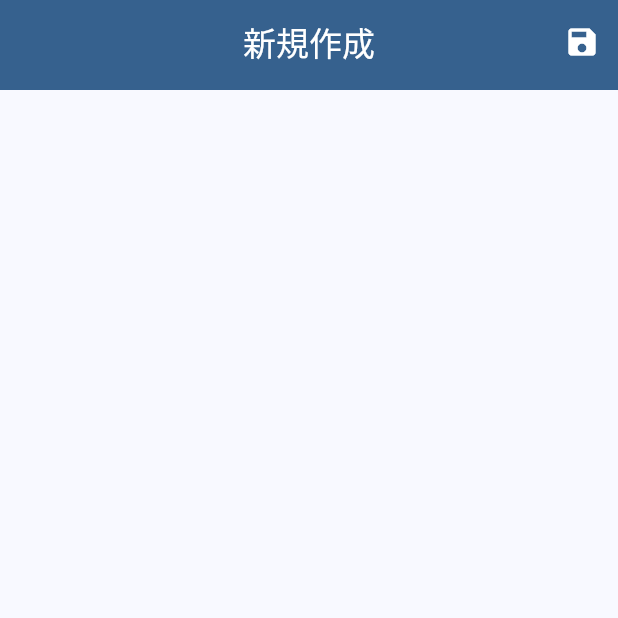
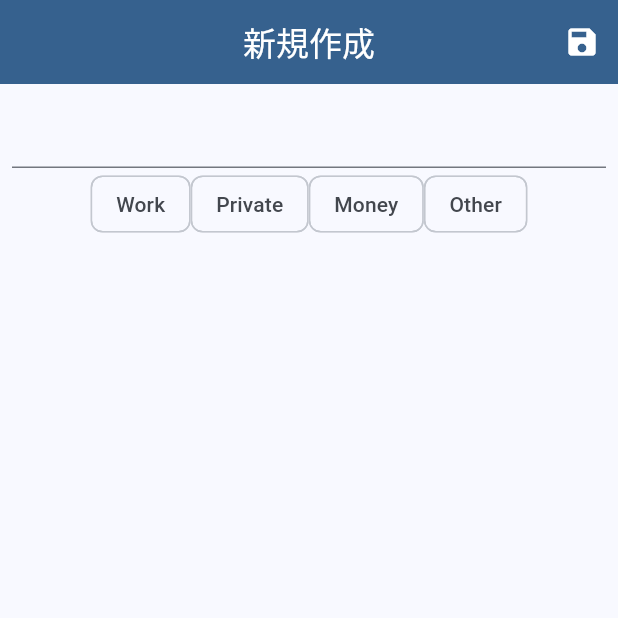
Before and after one commit to YamamotoShota2/memoapp, a Flutter app: the screen it shows after launch, after a tap on the "edit note" icon, on a phone screen of 412 x 824 dp, the top half of it. Run offline on Flutter 3.47's test engine with Material 3 defaults, Android fonts, the phone set to English and light mode, and no system bars; our stand-ins replace flutter_dotenv; network calls fail.

Commit message:
メモ新規作成機能実装

```diff
--- /dev/null
+++ b/lib/enum.dart
@@ -0,0 +1,21 @@
+enum Tags {
+  work,
+  private,
+  money,
+  other;
+
+  String getString() {
+    switch (this) {
+      case Tags.work:
+        return 'Work';
+      case Tags.private:
+        return 'Private';
+      case Tags.money:
+        return 'Money';
+      case Tags.other:
+        return 'Other';
+    }
+  }
+}
+
+List<Tags> tags = [Tags.work, Tags.private, Tags.money, Tags.other];
--- a/lib/screen/create_new_screen.dart
+++ b/lib/screen/create_new_screen.dart
@@ -1,16 +1,27 @@
 import 'dart:convert';
 import 'dart:io';
-
 import 'package:flutter/material.dart';
 import 'package:http/http.dart' as http;
 import 'package:flutter_dotenv/flutter_dotenv.dart';
 import 'package:memoapp/base/base_screen.dart';
+import 'package:memoapp/enum.dart';
 
-class CreateNewScreen extends StatelessWidget {
+class CreateNewScreen extends StatefulWidget {
   const CreateNewScreen({super.key});
+
+  @override
+  State<CreateNewScreen> createState() => _CreateNewScreen();
+}
+
+class _CreateNewScreen extends State<CreateNewScreen> {
+
+  final TextEditingController _titleController = TextEditingController();
+  final TextEditingController _contentController = TextEditingController();
+  int? value;
 
   Future<void> createNew() async{
     try {
+        Map<String, String>? select = value != null ? {"name": "${tags[value!].getString()}"} : null;
       final url = 'https://api.notion.com/v1/pages';
       final response = await http.post(
         Uri.parse(url),
@@ -26,50 +37,35 @@ class CreateNewScreen extends StatelessWidget {
             "タイトル": {
               "title": [
                 {
-                  "text": {"content": "タイトル"},
+                  "text": {"content": "${_titleController.text}"},
                 },
               ],
             },
             "内容": {
               "rich_text": [
                 {
-                  "text": {"content": "testtest"}
+                  "text": {"content": "${_contentController.text}"}
                 },
               ],
+            },
+            "タグ": {
+              "select": select
             },
           }
         })
       );
-
-      print('-------------');
-      print(response.body);
-    } catch (e) {
-      print('===============');
-      print(e);
-    }
+    } catch (e) {print(e);}
   }
 
   @override
   Widget build(BuildContext context) {
     return BaseScreen(
-      customAppBar: CreateNewAppBar(),
-      customAppBody: Center(
-      )
+      customAppBar: createNewAppBar(),
+      customAppBody: createNewScreen(),
     );
   }
-}
 
-class CreateNewAppBar extends StatelessWidget
-  implements PreferredSizeWidget {
-  const CreateNewAppBar({super.key});
-
-  @override
-  Size get preferredSize {
-    return Size(double.infinity, 60);
-  }
-
-  @override
-  Widget build(BuildContext context) {
+  PreferredSizeWidget createNewAppBar() {
     return AppBar(
       centerTitle: true,
       backgroundColor: Theme.of(context).colorScheme.primary,
@@ -81,11 +77,80 @@ class CreateNewAppBar extends StatelessWidget
       ),
       actions: [
         IconButton(
-          onPressed: () => CreateNewScreen().createNew(),
+          onPressed: () {
+            createNew();
+            Navigator.pop(context);
+          },
           icon: Icon(Icons.save),
           color: Colors.white,
         )
       ],
     );
   }
+
+  Widget createNewScreen() {
+    return Padding(
+      padding: const EdgeInsets.all(8.0),
+      child: Form(
+        child: Column(
+          children: [
+            TextFormField(
+              controller: _titleController,
+            ),
+            Wrap(
+              children: List<Widget>.generate(4, (int index) {
+                return ChoiceChip(
+                  label: Text(tags[index].getString()),
+                  selected: value == index,
+                  onSelected: (bool selected) {
+                    setState(() {
+                      value = selected ? index : null;
+                    });
+                  },
+                );
+              }).toList()
+            ),
+            TextFormField(
+              controller: _contentController,
+              decoration: InputDecoration(
+                border: InputBorder.none,
+              ),
+            ),
+          ],
+        ),
+      ),
+    );
+  }
 }
+
+// こっちでやるとcontrollerがうまく使えない
+// class CreateNewAppBar extends StatelessWidget
+//   implements PreferredSizeWidget {
+//   const CreateNewAppBar({super.key});
+
+//   @override
+//   Size get preferredSize {
+//     return Size(double.infinity, 60);
+//   }
+
+//   @override
+//   Widget build(BuildContext context) {
+//     return AppBar(
+//       centerTitle: true,
+//       backgroundColor: Theme.of(context).colorScheme.primary,
+//       title: Text(
+//         '新規作成',
+//         style: TextStyle(
+//           color: Colors.white
+//         ),
+//       ),
+//       actions: [
+//         IconButton(
+//           onPressed: () => _CreateNewScreen().createNew(),
+//           icon: Icon(Icons.save),
+//           color: Colors.white,
+//         )
+//       ],
+//     );
+//   }
+// }
```
